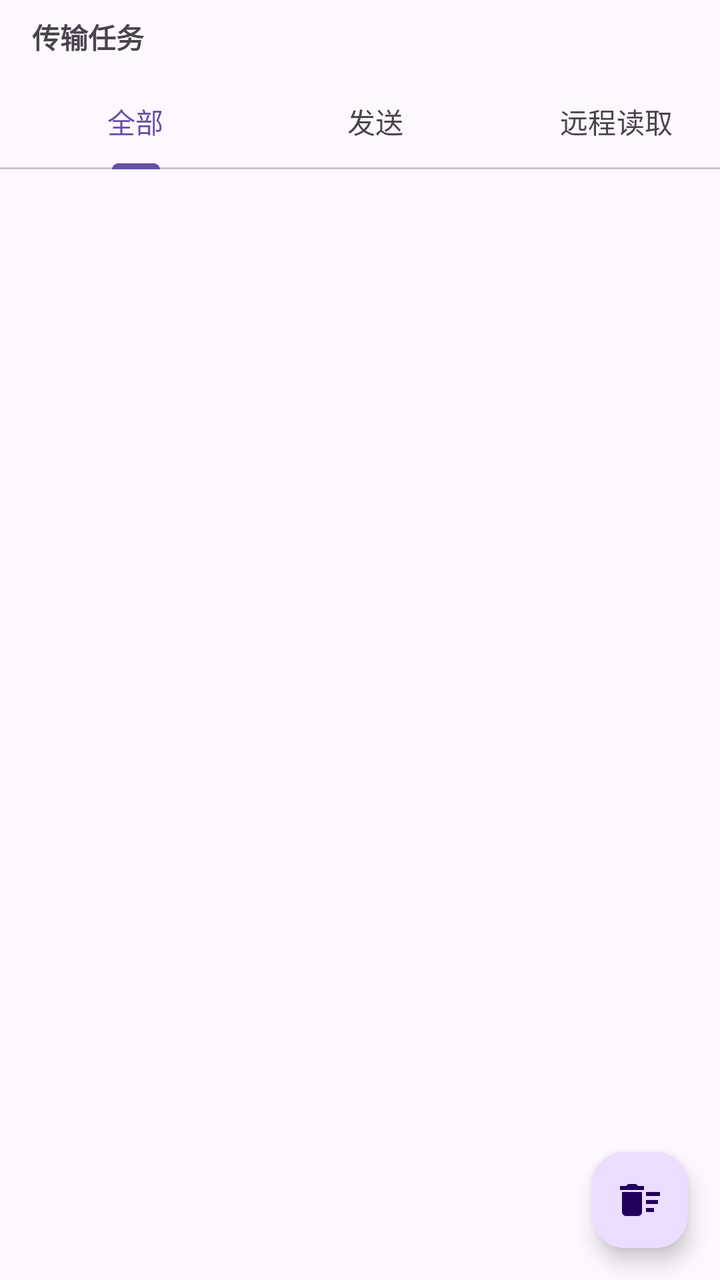
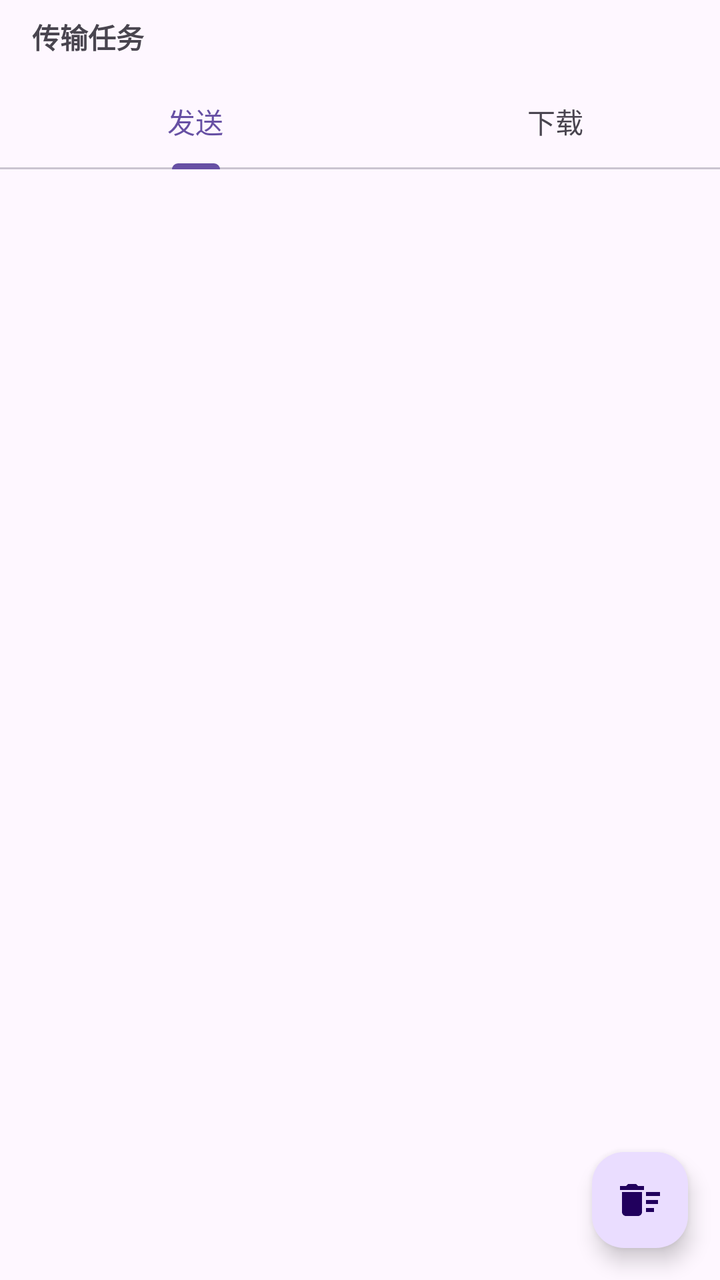

Compare the two renders of this Android layout. The source of the first and the diff that turns it into the second are given below.
<!-- AndroidManifest.xml: application theme Theme.ShareToPC -->
<!-- res/layout/fragment_task.xml -->
<?xml version="1.0" encoding="utf-8"?>
<FrameLayout xmlns:android="http://schemas.android.com/apk/res/android"
    xmlns:app="http://schemas.android.com/apk/res-auto"
    android:layout_width="match_parent"
    android:layout_height="match_parent">

    <LinearLayout
        android:layout_width="match_parent"
        android:layout_height="match_parent"
        android:orientation="vertical">

        <LinearLayout
            android:id="@+id/rowDeviceActions"
            android:layout_width="match_parent"
            android:layout_height="wrap_content"
            android:orientation="horizontal"
            android:paddingHorizontal="12dp"
            android:paddingTop="8dp"
            android:paddingBottom="4dp"
            android:visibility="gone">

            <github.linsmod.sharetopc.ui.TextButton
                android:id="@+id/btnEtpExplorer"
                android:layout_width="0dp"
                android:layout_height="wrap_content"
                android:layout_weight="1"
                android:minWidth="0dp"
                android:paddingHorizontal="4dp"
                android:text="@string/device_action_explor"
                app:icon="@drawable/ic_folder"
                app:iconGravity="top"
                app:iconPadding="4dp"
                app:iconSize="26dp"
                app:iconTint="@color/action_browse" />

            <github.linsmod.sharetopc.ui.TextButton
                android:id="@+id/btnEtpSearch"
                android:layout_width="0dp"
                android:layout_height="wrap_content"
                android:layout_marginStart="8dp"
                android:layout_weight="1"
                android:minWidth="0dp"
                android:paddingHorizontal="4dp"
                android:text="@string/device_action_search"
                app:icon="@drawable/ic_search"
                app:iconGravity="top"
                app:iconPadding="4dp"
                app:iconSize="26dp"
                app:iconTint="@color/action_search" />

            <github.linsmod.sharetopc.ui.TextButton
                android:id="@+id/btnDeviceProps"
                android:layout_width="0dp"
                android:layout_height="wrap_content"
                android:layout_marginStart="8dp"
                android:layout_weight="1"
                android:minWidth="0dp"
                android:paddingHorizontal="4dp"
                android:text="@string/device_action_props"
                app:icon="@drawable/ic_devices"
                app:iconGravity="top"
                app:iconPadding="4dp"
                app:iconSize="26dp"
                app:iconTint="@color/action_props" />
        </LinearLayout>

        <TextView
            android:id="@+id/tvTaskTitle"
            android:layout_width="match_parent"
            android:layout_height="wrap_content"
            android:paddingHorizontal="16dp"
            android:paddingVertical="8dp"
            android:text="@string/task_title"
            android:textStyle="bold" />

        
        <com.google.android.material.tabs.TabLayout
            android:id="@+id/tabTaskType"
            android:layout_width="match_parent"
            android:layout_height="wrap_content"
            android:paddingHorizontal="8dp"
            app:tabGravity="fill"
            app:tabMode="fixed">

            <com.google.android.material.tabs.TabItem
                android:layout_width="wrap_content"
                android:layout_height="wrap_content"
                android:text="@string/task_tab_all" />

            <com.google.android.material.tabs.TabItem
                android:layout_width="wrap_content"
                android:layout_height="wrap_content"
                android:text="@string/task_tab_send" />

            <com.google.android.material.tabs.TabItem
                android:layout_width="wrap_content"
                android:layout_height="wrap_content"
                android:text="@string/task_tab_pull" />
        </com.google.android.material.tabs.TabLayout>

        <androidx.recyclerview.widget.RecyclerView
            android:id="@+id/rvTask"
            android:layout_width="match_parent"
            android:layout_height="0dp"
            android:layout_weight="1"
            android:paddingHorizontal="8dp" />

    </LinearLayout>

    
    <TextView
        android:id="@+id/tvTaskEmpty"
        android:layout_width="wrap_content"
        android:layout_height="wrap_content"
        android:layout_gravity="center"
        android:text="@string/task_empty"
        android:textColor="?android:attr/textColorSecondary"
        android:textSize="14sp"
        android:visibility="gone" />

    <com.google.android.material.floatingactionbutton.FloatingActionButton
        android:id="@+id/fabClearTasks"
        android:layout_width="wrap_content"
        android:layout_height="wrap_content"
        android:layout_gravity="bottom|end"
        android:layout_margin="16dp"
        android:contentDescription="清空任务记录"
        app:fabCustomSize="48dp"
        app:srcCompat="@drawable/ic_delete_sweep" />

</FrameLayout>
<!-- resources referenced by this layout -->
<resources>
  <color name="action_browse">#FF9800</color>
  <color name="action_props">#4CAF50</color>
  <color name="action_search">#2196F3</color>
  <!-- drawable ic_delete_sweep (drawable) -->
  <vector xmlns:android="http://schemas.android.com/apk/res/android"
      android:width="24dp"
      android:height="24dp"
      android:viewportWidth="24"
      android:viewportHeight="24"
      android:tint="?attr/colorOnSecondaryContainer">
      <path
          android:fillColor="@android:color/white"
          android:pathData="M15,16h4v2h-4zM15,8h7v2h-7zM15,12h6v2h-6zM3,18c0,1.1 0.9,2 2,2h6c1.1,0 2,-0.9 2,-2L13,8L3,8v10zM14,5h-3l-1,-1L6,4L5,5L2,5v2h12z"/>
  </vector>
  <!-- drawable ic_devices (drawable) -->
  <?xml version="1.0" encoding="utf-8"?>
  <vector xmlns:android="http://schemas.android.com/apk/res/android"
      android:width="24dp"
      android:height="24dp"
      android:viewportWidth="24"
      android:viewportHeight="24"
      android:tint="?attr/colorOnSurfaceVariant">
      <path
          android:fillColor="@android:color/white"
          android:pathData="M20,18c1.1,0 2,-0.9 2,-2L22,6c0,-1.1 -0.9,-2 -2,-2L4,4c-1.1,0 -2,0.9 -2,2v10c0,1.1 0.9,2 2,2zM20,6v10L4,16L4,6zM12,13L6,13L6,11zM12,9L6,9L6,7zM18,13L12,13L12,11zM18,9L12,9L12,7zM6,17h12v2L6,19z" />
  </vector>
  <!-- drawable ic_folder (drawable) -->
  <?xml version="1.0" encoding="utf-8"?>
  <vector xmlns:android="http://schemas.android.com/apk/res/android"
      android:width="24dp"
      android:height="24dp"
      android:viewportWidth="24"
      android:viewportHeight="24">
      <path
          android:fillColor="#FFFFC107"
          android:pathData="M10,4H4C2.9,4 2,4.9 2,6v12c0,1.1 0.9,2 2,2h16c1.1,0 2,-0.9 2,-2V8c0,-1.1 -0.9,-2 -2,-2h-8l-2,-2z" />
  </vector>
  <!-- drawable ic_search (drawable) -->
  <?xml version="1.0" encoding="utf-8"?>
  <vector xmlns:android="http://schemas.android.com/apk/res/android"
      android:width="24dp"
      android:height="24dp"
      android:viewportWidth="24"
      android:viewportHeight="24"
      android:tint="?attr/colorOnSecondaryContainer">
      <path
          android:fillColor="@android:color/white"
          android:pathData="M15.5,14h-0.79l-0.28,-0.27C15.41,12.59 16,11.11 16,9.5 16,5.91 13.09,3 9.5,3S3,5.91 3,9.5 5.91,16 9.5,16c1.61,0 3.09,-0.59 4.23,-1.57l0.27,0.28v0.79l5,4.99L20.49,19l-4.99,-5zM9.5,14C7.01,14 5,11.99 5,9.5S7.01,5 9.5,5 14,7.01 14,9.5 11.99,14 9.5,14z" />
  </vector>
  <string name="device_action_explor">文件浏览</string>
  <string name="device_action_props">属性</string>
  <string name="device_action_search">文件搜索</string>
  <string name="task_empty">暂无任务</string>
  <string name="task_tab_all">全部</string>
  <string name="task_tab_pull">远程读取</string>
  <string name="task_tab_send">发送</string>
  <string name="task_title">传输任务</string>
  <style name="Theme.ShareToPC" parent="Base.Theme.ShareToPC" />
  <style name="Base.Theme.ShareToPC" parent="Theme.Material3.DayNight.NoActionBar">
          
          
      </style>
</resources>

<!-- the commit's change to res/layout/fragment_task.xml (unified diff, before → after) -->
@@ -47,21 +47,6 @@
                 app:iconPadding="4dp"
                 app:iconSize="26dp"
                 app:iconTint="@color/action_search" />
-
-            <github.linsmod.sharetopc.ui.TextButton
-                android:id="@+id/btnDeviceProps"
-                android:layout_width="0dp"
-                android:layout_height="wrap_content"
-                android:layout_marginStart="8dp"
-                android:layout_weight="1"
-                android:minWidth="0dp"
-                android:paddingHorizontal="4dp"
-                android:text="@string/device_action_props"
-                app:icon="@drawable/ic_devices"
-                app:iconGravity="top"
-                app:iconPadding="4dp"
-                app:iconSize="26dp"
-                app:iconTint="@color/action_props" />
         </LinearLayout>
 
         <TextView
@@ -81,11 +66,6 @@
             android:paddingHorizontal="8dp"
             app:tabGravity="fill"
             app:tabMode="fixed">
-
-            <com.google.android.material.tabs.TabItem
-                android:layout_width="wrap_content"
-                android:layout_height="wrap_content"
-                android:text="@string/task_tab_all" />
 
             <com.google.android.material.tabs.TabItem
                 android:layout_width="wrap_content"
<!-- resource entries referenced after the edit -->
@@ -1,7 +1,6 @@
 <!-- resources referenced by this layout -->
 <resources>
   <color name="action_browse">#FF9800</color>
-  <color name="action_props">#4CAF50</color>
   <color name="action_search">#2196F3</color>
   <!-- drawable ic_delete_sweep (drawable) -->
   <vector xmlns:android="http://schemas.android.com/apk/res/android"
@@ -13,18 +12,6 @@
       <path
           android:fillColor="@android:color/white"
           android:pathData="M15,16h4v2h-4zM15,8h7v2h-7zM15,12h6v2h-6zM3,18c0,1.1 0.9,2 2,2h6c1.1,0 2,-0.9 2,-2L13,8L3,8v10zM14,5h-3l-1,-1L6,4L5,5L2,5v2h12z"/>
-  </vector>
-  <!-- drawable ic_devices (drawable) -->
-  <?xml version="1.0" encoding="utf-8"?>
-  <vector xmlns:android="http://schemas.android.com/apk/res/android"
-      android:width="24dp"
-      android:height="24dp"
-      android:viewportWidth="24"
-      android:viewportHeight="24"
-      android:tint="?attr/colorOnSurfaceVariant">
-      <path
-          android:fillColor="@android:color/white"
-          android:pathData="M20,18c1.1,0 2,-0.9 2,-2L22,6c0,-1.1 -0.9,-2 -2,-2L4,4c-1.1,0 -2,0.9 -2,2v10c0,1.1 0.9,2 2,2zM20,6v10L4,16L4,6zM12,13L6,13L6,11zM12,9L6,9L6,7zM18,13L12,13L12,11zM18,9L12,9L12,7zM6,17h12v2L6,19z" />
   </vector>
   <!-- drawable ic_folder (drawable) -->
   <?xml version="1.0" encoding="utf-8"?>
@@ -49,12 +36,10 @@
           android:fillColor="@android:color/white"
           android:pathData="M15.5,14h-0.79l-0.28,-0.27C15.41,12.59 16,11.11 16,9.5 16,5.91 13.09,3 9.5,3S3,5.91 3,9.5 5.91,16 9.5,16c1.61,0 3.09,-0.59 4.23,-1.57l0.27,0.28v0.79l5,4.99L20.49,19l-4.99,-5zM9.5,14C7.01,14 5,11.99 5,9.5S7.01,5 9.5,5 14,7.01 14,9.5 11.99,14 9.5,14z" />
   </vector>
-  <string name="device_action_explor">文件浏览</string>
-  <string name="device_action_props">属性</string>
-  <string name="device_action_search">文件搜索</string>
+  <string name="device_action_explor">文件浏览器</string>
+  <string name="device_action_search">搜索文件</string>
   <string name="task_empty">暂无任务</string>
-  <string name="task_tab_all">全部</string>
-  <string name="task_tab_pull">远程读取</string>
+  <string name="task_tab_pull">下载</string>
   <string name="task_tab_send">发送</string>
   <string name="task_title">传输任务</string>
   <style name="Theme.ShareToPC" parent="Base.Theme.ShareToPC" />
